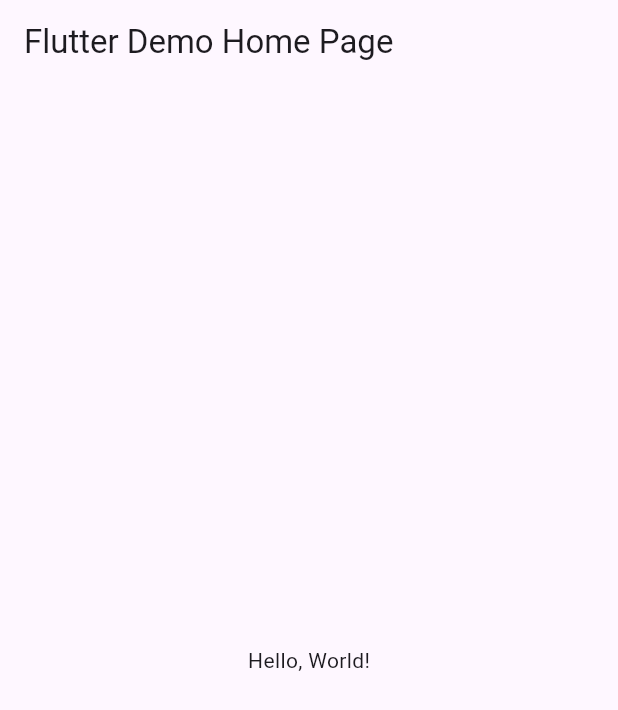
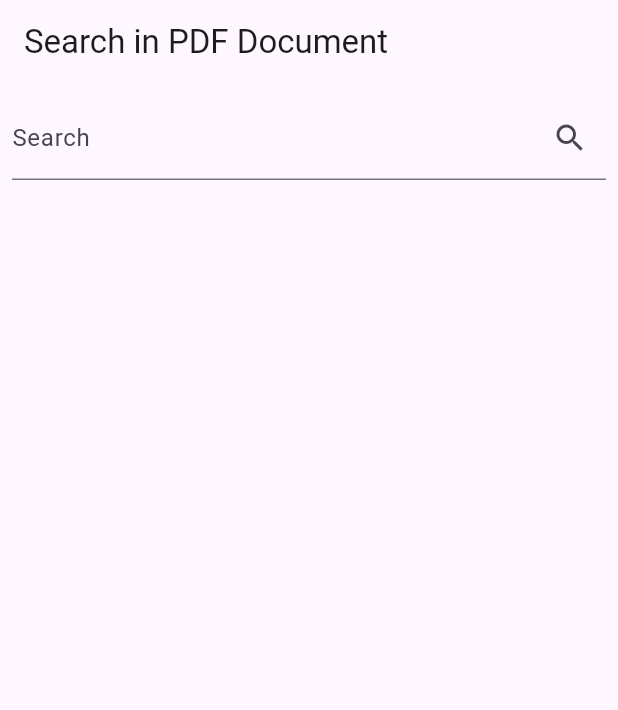
Before and after one commit to Ylur/fluttersandbox, a Flutter app: the screen it shows after launch, on a phone screen of 412 x 824 dp. Shown: the top 710 px of the screen. Run offline on Flutter 3.47's test engine with Material 3 defaults, Android fonts, the phone set to English and light mode, and no system bars; missing offline and left inert: pdf_text.

Commit message:
PDF search main.dart

```diff
--- a/lib/main.dart
+++ b/lib/main.dart
@@ -1,42 +1,99 @@
 import 'package:flutter/material.dart';
+import 'package:pdf_text/pdf_text.dart';
 
 void main() => runApp(MyApp());
 
 class MyApp extends StatelessWidget {
-  const MyApp({super.key});
-  // This widget is the root of your application.
   @override
   Widget build(BuildContext context) {
     return MaterialApp(
-      // Application name
-      title: 'Flutter Hello World',
-      // Application theme data, you can set the colors for the application as
-      // you want
-      theme: ThemeData(
-        // useMaterial3: false,
-        primarySwatch: Colors.blue,
-      ),
-      // A widget which will be started on application startup
-      home: MyHomePage(title: 'Flutter Demo Home Page'),
+      debugShowCheckedModeBanner: false,
+      title: 'PDF Search App',
+      home: PDFSearchScreen(),
     );
   }
 }
 
-class MyHomePage extends StatelessWidget {
-  final String title;
-  const MyHomePage({super.key, required this.title});
+class PDFSearchScreen extends StatefulWidget {
+  @override
+  _PDFSearchScreenState createState() => _PDFSearchScreenState();
+}
+
+class _PDFSearchScreenState extends State<PDFSearchScreen> {
+  String query = '';
+  PDFDoc? _pdfDoc;
+  List<String> _searchResults = [];
+
+  // Function to load and parse the PDF
+  Future<void> loadPDF() async {
+    _pdfDoc = await PDFDoc.fromAsset('assets/your_pdf_file.pdf');
+    // Or from a file: _pdfDoc = await PDFDoc.fromFile(File('path/to/your/pdf'));
+    // Or from a URL: _pdfDoc = await PDFDoc.fromURL('http://www.africau.edu/images/default/sample.pdf');
+  }
+
+  // Function to search the PDF
+  void searchPDF(String query) async {
+    if (_pdfDoc == null || query.isEmpty) {
+      setState(() {
+        _searchResults = [];
+      });
+      return;
+    }
+
+    List<String> results = [];
+    String text = await _pdfDoc!.text;
+
+    // Simple case-sensitive search
+    if (text.contains(query)) {
+      results.add(query);
+    }
+
+    // Update the state with the search results
+    setState(() {
+      _searchResults = results;
+    });
+  }
+
+  @override
+  void initState() {
+    super.initState();
+    loadPDF();
+  }
 
   @override
   Widget build(BuildContext context) {
     return Scaffold(
       appBar: AppBar(
-        // The title text which will be shown on the action bar
-        title: Text(title),
+        title: Text('Search in PDF Document'),
       ),
-      body: Center(
-        child: Text(
-          'Hello, World!',
-        ),
+      body: Column(
+        children: <Widget>[
+          Padding(
+            padding: const EdgeInsets.all(8.0),
+            child: TextField(
+              onChanged: (value) {
+                setState(() {
+                  query = value;
+                });
+                searchPDF(query);
+              },
+              decoration: InputDecoration(
+                labelText: 'Search',
+                suffixIcon: Icon(Icons.search),
+              ),
+            ),
+          ),
+          Expanded(
+            child: ListView.builder(
+              itemCount: _searchResults.length,
+              itemBuilder: (context, index) {
+                return ListTile(
+                  title: Text(_searchResults[index]),
+                );
+              },
+            ),
+          ),
+        ],
       ),
     );
   }
```
